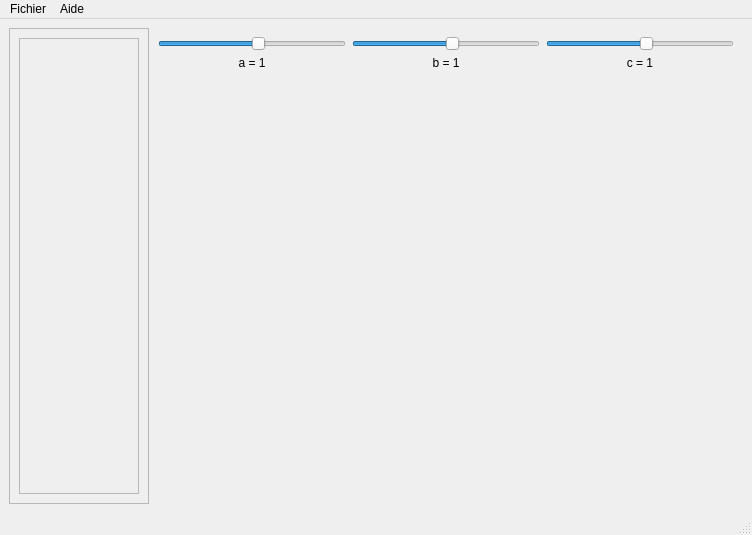
Before: the Qt Designer form tabvar_interface.ui in Daguhh/PolynomialStudy, drawn with Qt 5.
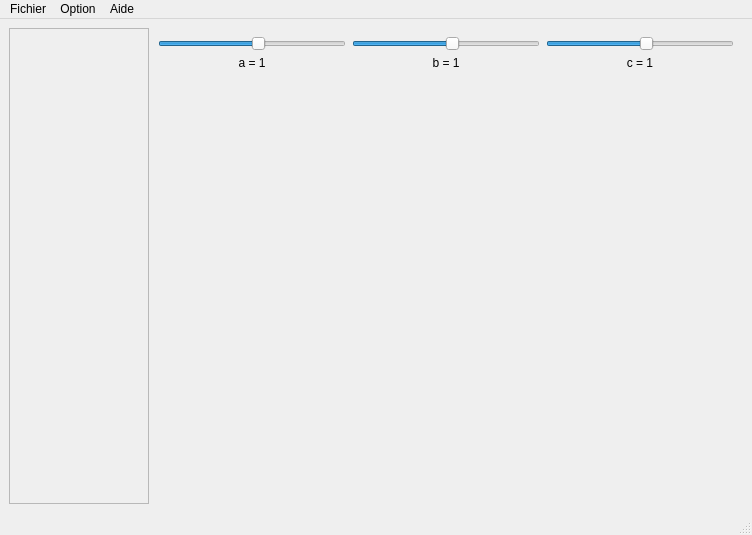
After: the same form once the commit is applied.

Commit message: add change buffer size option

Diff of the .ui file:
```diff
--- a/tabvar_interface.ui
+++ b/tabvar_interface.ui
@@ -241,6 +241,12 @@
          <layout class="QVBoxLayout" name="verticalLayout">
           <item>
            <widget class="QFrame" name="fonction_list_frame">
+            <property name="sizePolicy">
+             <sizepolicy hsizetype="Preferred" vsizetype="Minimum">
+              <horstretch>0</horstretch>
+              <verstretch>0</verstretch>
+             </sizepolicy>
+            </property>
             <property name="frameShape">
              <enum>QFrame::StyledPanel</enum>
             </property>
@@ -249,6 +255,19 @@
             </property>
            </widget>
           </item>
+          <item>
+           <spacer name="verticalSpacer">
+            <property name="orientation">
+             <enum>Qt::Vertical</enum>
+            </property>
+            <property name="sizeHint" stdset="0">
+             <size>
+              <width>20</width>
+              <height>40</height>
+             </size>
+            </property>
+           </spacer>
+          </item>
          </layout>
         </widget>
        </widget>
@@ -278,7 +297,15 @@
     </property>
     <addaction name="actionA_propos"/>
    </widget>
+   <widget class="QMenu" name="menuOption">
+    <property name="title">
+     <string>Option</string>
+    </property>
+    <addaction name="actionFrameRate"/>
+    <addaction name="actionTaille4Trace"/>
+   </widget>
    <addaction name="menuFichier"/>
+   <addaction name="menuOption"/>
    <addaction name="menuAide"/>
   </widget>
   <widget class="QStatusBar" name="statusbar"/>
```
Left out of the diff: 172 changed lines with no effect on the pictures. The commit also changes 2 other files.
